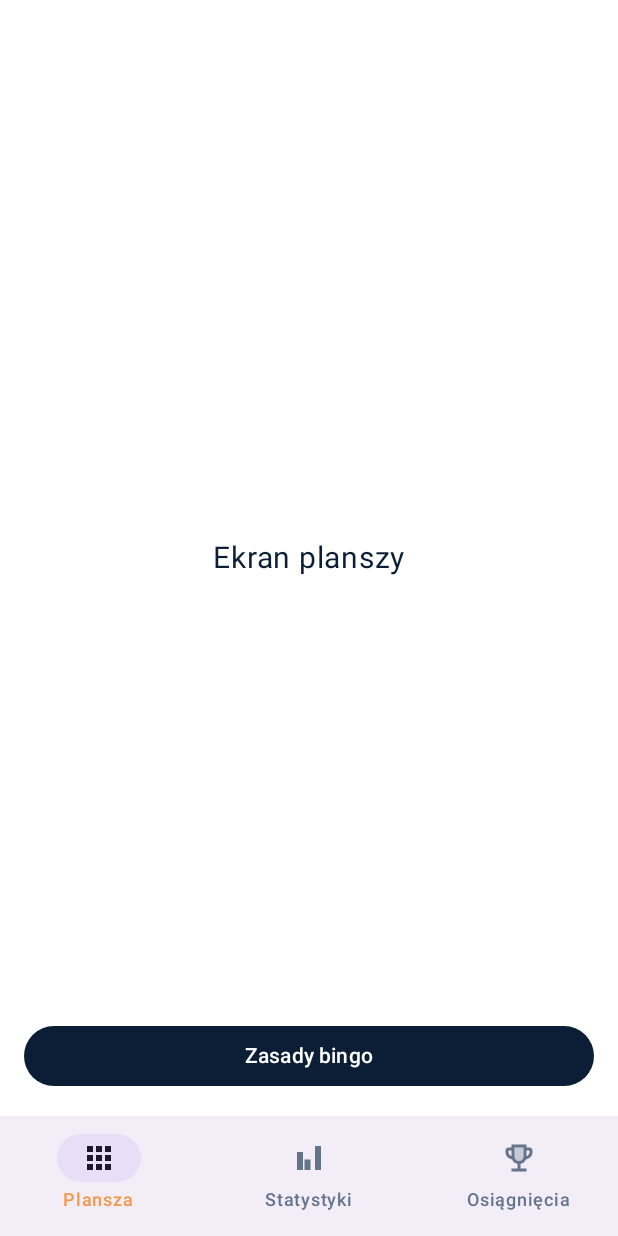
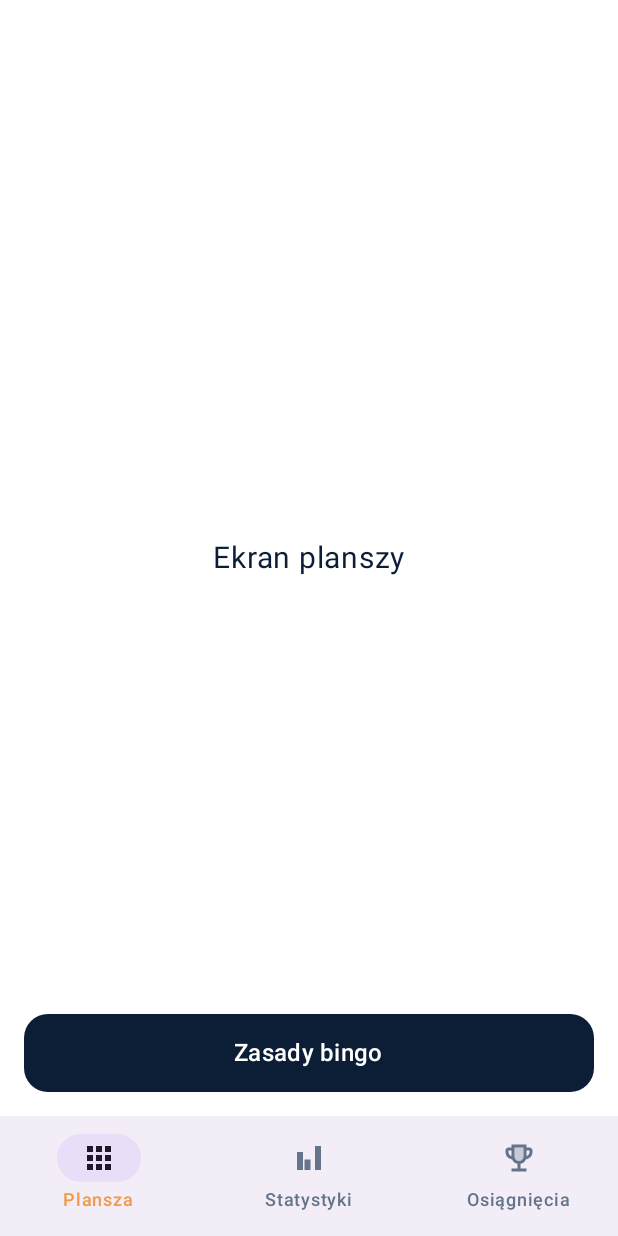
Before and after one commit to Agneshka1/Bingohood, an Android app built with Jetpack Compose: the BoardScreen screen opened through its navigation route, on a phone screen of 412 x 824 dp. Run offline under Robolectric (Android 15) with nearby library versions, the phone set to English and light mode, and no system bars.

Commit message:
extract Button and BottomBar to reusable components
Create BingohoodButton and BingohoodBottomBar in ui/components.

```diff
--- a/app/src/main/java/pl/bingohood/app/board/BoardScreen.kt
+++ b/app/src/main/java/pl/bingohood/app/board/BoardScreen.kt
@@ -4,13 +4,13 @@ import androidx.compose.foundation.layout.Box
 import androidx.compose.foundation.layout.fillMaxSize
 import androidx.compose.foundation.layout.fillMaxWidth
 import androidx.compose.foundation.layout.padding
-import androidx.compose.material3.Button
 import androidx.compose.material3.Text
 import androidx.compose.runtime.Composable
 import androidx.compose.ui.Alignment
 import androidx.compose.ui.Modifier
 import androidx.compose.ui.unit.dp
 import androidx.compose.ui.unit.sp
+import pl.bingohood.app.ui.components.BingohoodButton
 
 @Composable
 fun BoardScreen(onNavigateToGuide: () -> Unit) {
@@ -29,12 +29,11 @@ fun BoardScreen(onNavigateToGuide: () -> Unit) {
                 .padding(16.dp),
             contentAlignment = Alignment.BottomCenter
         ) {
-            Button(
+            BingohoodButton(
+                text = "Zasady bingo",
                 onClick = onNavigateToGuide,
                 modifier = Modifier.fillMaxWidth()
-            ) {
-                Text(text = "Zasady bingo")
-            }
+            )
         }
     }
 }
--- a/app/src/main/java/pl/bingohood/app/navigation/MainScreen.kt
+++ b/app/src/main/java/pl/bingohood/app/navigation/MainScreen.kt
@@ -2,15 +2,9 @@ package pl.bingohood.app.navigation
 
 import androidx.compose.foundation.layout.fillMaxSize
 import androidx.compose.foundation.layout.padding
-import androidx.compose.material3.Icon
-import androidx.compose.material3.NavigationBar
-import androidx.compose.material3.NavigationBarItem
 import androidx.compose.material3.Scaffold
-import androidx.compose.material3.Text
 import androidx.compose.runtime.Composable
 import androidx.compose.ui.Modifier
-import androidx.compose.ui.res.painterResource
-import androidx.navigation.NavDestination.Companion.hasRoute
 import androidx.navigation.compose.NavHost
 import androidx.navigation.compose.composable
 import androidx.navigation.compose.currentBackStackEntryAsState
@@ -19,6 +13,7 @@ import pl.bingohood.app.achievements.AchievementsScreen
 import pl.bingohood.app.board.BoardScreen
 import pl.bingohood.app.guide.GuideScreen
 import pl.bingohood.app.stats.StatsScreen
+import pl.bingohood.app.ui.components.BingohoodBottomBar
 
 @Composable
 fun MainScreen() {
@@ -28,23 +23,19 @@ fun MainScreen() {
     Scaffold(
         modifier = Modifier.fillMaxSize(),
         bottomBar = {
-            NavigationBar {
-                NavigationElement.entries.forEach { item ->
-                    NavigationBarItem(
-                        selected = currentDestination?.hasRoute(item.route::class) == true,
-                        label = { Text(item.label) },
-                        icon = { Icon(painterResource(item.icon), contentDescription = null) },
-                        onClick = {
-                            navController.navigate(item.route)
-                        }
-                    )
+            BingohoodBottomBar(
+                currentDestination = currentDestination,
+                onNavigate = { route ->
+                    navController.navigate(route)
                 }
-            }
+            )
         }
-
     ) { innerPadding ->
-        NavHost(navController = navController, startDestination = BoardRoute, Modifier.padding(innerPadding)) {
-
+        NavHost(
+            navController = navController,
+            startDestination = BoardRoute,
+            modifier = Modifier.padding(innerPadding)
+        ) {
             composable<BoardRoute> {
                 BoardScreen(
                     onNavigateToGuide = {
--- /dev/null
+++ b/app/src/main/java/pl/bingohood/app/ui/components/BingohoodBottomBar.kt
@@ -0,0 +1,48 @@
+package pl.bingohood.app.ui.components
+
+import androidx.compose.material3.Icon
+import androidx.compose.material3.NavigationBar
+import androidx.compose.material3.NavigationBarItem
+import androidx.compose.material3.Text
+import androidx.compose.runtime.Composable
+import androidx.compose.ui.Modifier
+import androidx.compose.ui.res.painterResource
+import androidx.compose.ui.tooling.preview.Preview
+import androidx.navigation.NavDestination
+import androidx.navigation.NavDestination.Companion.hasRoute
+import pl.bingohood.app.navigation.NavigationElement
+import pl.bingohood.app.navigation.Route
+import pl.bingohood.app.ui.theme.BingohoodTheme
+
+@Composable
+fun BingohoodBottomBar(
+    currentDestination: NavDestination?,
+    onNavigate: (Route) -> Unit,
+    modifier: Modifier = Modifier
+) {
+    NavigationBar(
+        modifier = modifier
+    ) {
+        NavigationElement.entries.forEach { item ->
+            NavigationBarItem(
+                selected = currentDestination?.hasRoute(item.route::class) == true,
+                label = { Text(item.label) },
+                icon = { Icon(painterResource(item.icon), contentDescription = null) },
+                onClick = {
+                    onNavigate(item.route)
+                }
+            )
+        }
+    }
+}
+
+@Preview(showBackground = true)
+@Composable
+private fun BingohoodBottomBarPreview() {
+    BingohoodTheme {
+        BingohoodBottomBar(
+            currentDestination = null,
+            onNavigate = {}
+        )
+    }
+}
--- /dev/null
+++ b/app/src/main/java/pl/bingohood/app/ui/components/BingohoodButton.kt
@@ -0,0 +1,50 @@
+package pl.bingohood.app.ui.components
+
+import androidx.compose.foundation.layout.fillMaxWidth
+import androidx.compose.foundation.layout.height
+import androidx.compose.foundation.shape.RoundedCornerShape
+import androidx.compose.material3.Button
+import androidx.compose.material3.ButtonDefaults
+import androidx.compose.material3.MaterialTheme
+import androidx.compose.material3.Text
+import androidx.compose.runtime.Composable
+import androidx.compose.ui.Modifier
+import androidx.compose.ui.text.font.FontWeight
+import androidx.compose.ui.tooling.preview.Preview
+import androidx.compose.ui.unit.dp
+import pl.bingohood.app.ui.theme.BingohoodTheme
+
+@Composable
+fun BingohoodButton(
+    text: String,
+    onClick: () -> Unit,
+    modifier: Modifier = Modifier
+) {
+    Button(
+        onClick = onClick,
+        modifier = modifier.height(52.dp),
+        shape = RoundedCornerShape(16.dp),
+        colors = ButtonDefaults.buttonColors(
+            containerColor = MaterialTheme.colorScheme.primary,
+            contentColor = MaterialTheme.colorScheme.onPrimary
+        )
+    ) {
+        Text(
+            text = text,
+            style = MaterialTheme.typography.titleMedium,
+            fontWeight = FontWeight.SemiBold
+        )
+    }
+}
+
+@Preview(showBackground = true)
+@Composable
+private fun BingohoodButtonPreview() {
+    BingohoodTheme {
+        BingohoodButton(
+            text = "Przykładowy Przycisk",
+            onClick = {},
+            modifier = Modifier.fillMaxWidth()
+        )
+    }
+}
```
Also changed, not shown: app/src/main/java/pl/bingohood/app/guide/GuideScreen.kt (+6 -27 lines).
